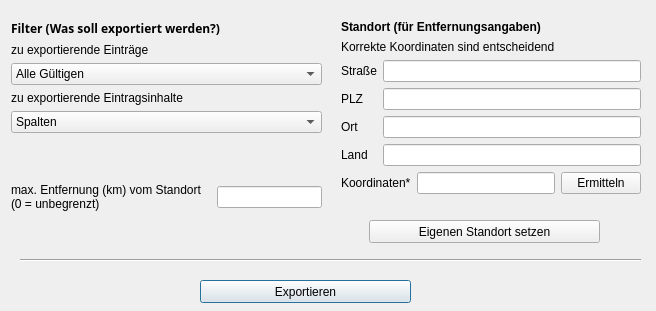
This is qt_gui/dialog_html_export.ui in minutogit/TalentTalent as Qt 5 draws it before an edit. The edited form follows.
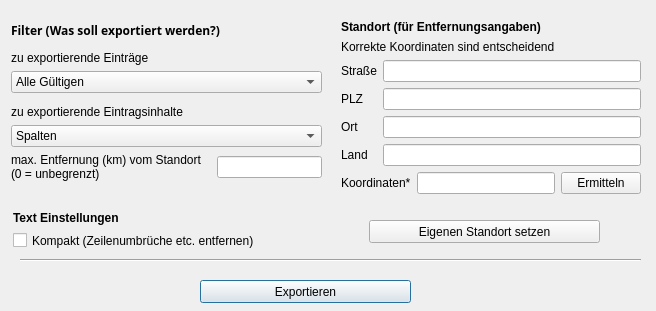
This is the edited form.

Commit message:
html export - added compact mode (to remove linebreaks)
Took 1 hour 56 minutes

What changed in the file:
```diff
--- a/qt_gui/dialog_html_export.ui
+++ b/qt_gui/dialog_html_export.ui
@@ -55,13 +55,13 @@
     <string>Eigenen Standort setzen</string>
    </property>
   </widget>
-  <widget class="QWidget" name="">
+  <widget class="QWidget" name="layoutWidget">
    <property name="geometry">
     <rect>
      <x>11</x>
      <y>20</y>
      <width>311</width>
-     <height>191</height>
+     <height>161</height>
     </rect>
    </property>
    <layout class="QVBoxLayout" name="verticalLayout">
@@ -148,19 +148,6 @@
       </item>
      </widget>
     </item>
-    <item>
-     <spacer name="verticalSpacer">
-      <property name="orientation">
-       <enum>Qt::Vertical</enum>
-      </property>
-      <property name="sizeHint" stdset="0">
-       <size>
-        <width>20</width>
-        <height>17</height>
-       </size>
-      </property>
-     </spacer>
-    </item>
     <item>
      <layout class="QHBoxLayout" name="horizontalLayout_2">
       <item>
@@ -190,7 +177,7 @@
     </item>
    </layout>
   </widget>
-  <widget class="QWidget" name="">
+  <widget class="QWidget" name="layoutWidget">
    <property name="geometry">
     <rect>
      <x>341</x>
@@ -309,6 +296,38 @@
     </item>
    </layout>
   </widget>
+  <widget class="QCheckBox" name="checkBox_compact_mode">
+   <property name="geometry">
+    <rect>
+     <x>13</x>
+     <y>230</y>
+     <width>309</width>
+     <height>21</height>
+    </rect>
+   </property>
+   <property name="text">
+    <string>Kompakt (Zeilenumbrüche etc. entfernen)</string>
+   </property>
+  </widget>
+  <widget class="QLabel" name="label_12">
+   <property name="geometry">
+    <rect>
+     <x>13</x>
+     <y>210</y>
+     <width>231</width>
+     <height>16</height>
+    </rect>
+   </property>
+   <property name="font">
+    <font>
+     <weight>75</weight>
+     <bold>true</bold>
+    </font>
+   </property>
+   <property name="text">
+    <string>Text Einstellungen</string>
+   </property>
+  </widget>
  </widget>
  <resources/>
  <connections/>
```
The commit also changes 4 other files.
